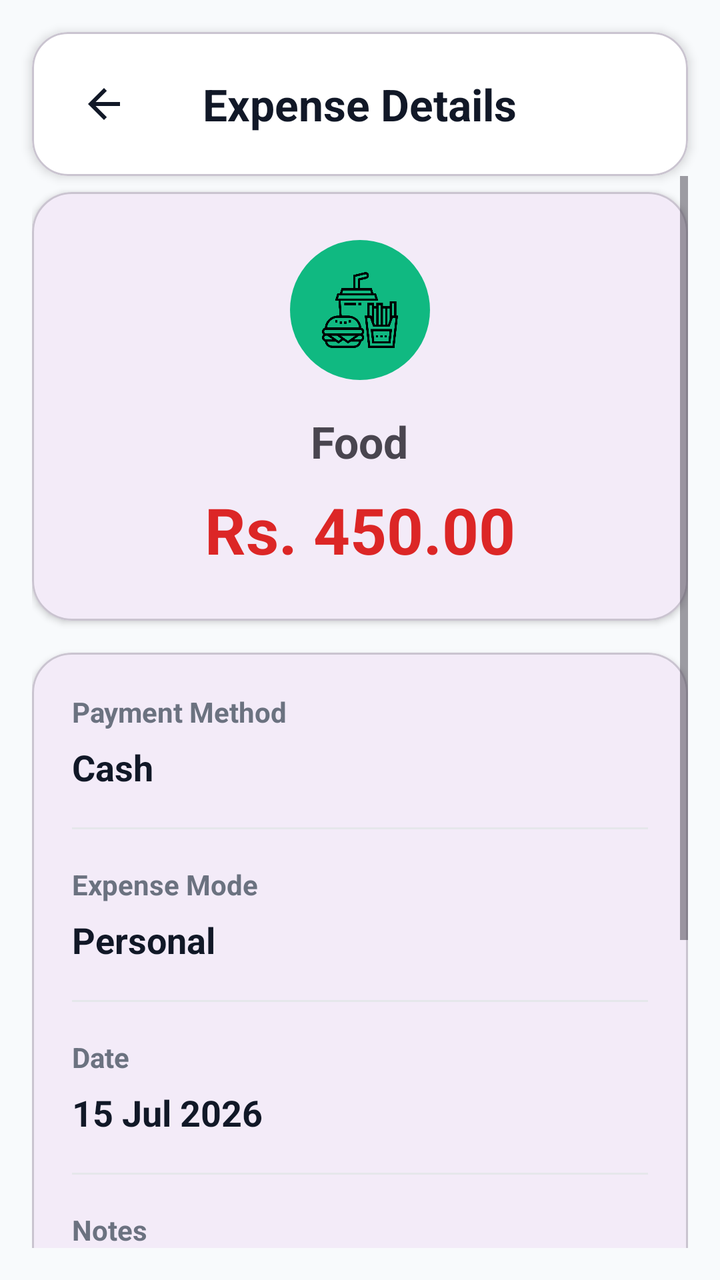
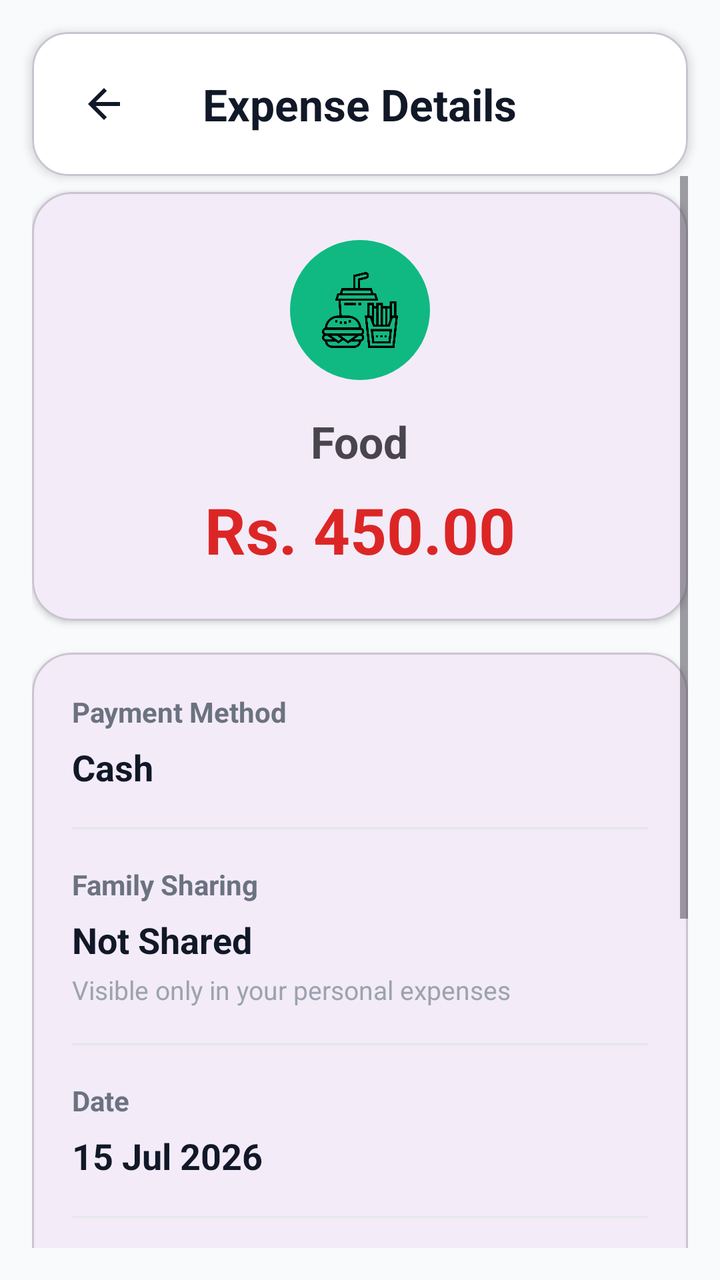

Two renders of the same Android screen: before a commit and after it. Below are the layout's source before the change and the commit's diff.
<!-- AndroidManifest.xml: application theme Theme.AIExpenseManagementApplication -->
<!-- res/layout/activity_expense_details.xml -->
<?xml version="1.0" encoding="utf-8"?>
<androidx.constraintlayout.widget.ConstraintLayout
    xmlns:android="http://schemas.android.com/apk/res/android"
    xmlns:app="http://schemas.android.com/apk/res-auto"
    xmlns:tools="http://schemas.android.com/tools"
    android:layout_width="match_parent"
    android:layout_height="match_parent"
    android:background="#F8FAFC"
    tools:context=".ui.expense.ExpenseDetailsActivity">

    <com.google.android.material.card.MaterialCardView
        android:id="@+id/topBar"
        android:layout_width="0dp"
        android:layout_height="72dp"
        android:layout_margin="16dp"
        app:cardBackgroundColor="#FFFFFF"
        app:cardCornerRadius="18dp"
        app:cardElevation="3dp"
        app:layout_constraintTop_toTopOf="parent"
        app:layout_constraintStart_toStartOf="parent"
        app:layout_constraintEnd_toEndOf="parent">

        <RelativeLayout
            android:layout_width="match_parent"
            android:layout_height="match_parent"
            android:paddingHorizontal="16dp">

            <ImageButton
                android:id="@+id/btnBack"
                android:layout_width="40dp"
                android:layout_height="40dp"
                android:layout_centerVertical="true"
                android:background="@android:color/transparent"
                android:src="@drawable/ic_back_arrow"/>

            <TextView
                android:layout_width="wrap_content"
                android:layout_height="wrap_content"
                android:layout_centerInParent="true"
                android:text="Expense Details"
                android:textStyle="bold"
                android:textSize="22sp"
                android:textColor="#111827"/>

        </RelativeLayout>

    </com.google.android.material.card.MaterialCardView>

    <ScrollView
        android:id="@+id/scrollView"
        android:layout_width="0dp"
        android:layout_height="0dp"
        android:fillViewport="true"
        android:layout_marginStart="16dp"
        android:layout_marginEnd="16dp"
        android:layout_marginBottom="16dp"
        app:layout_constraintTop_toBottomOf="@id/topBar"
        app:layout_constraintBottom_toBottomOf="parent"
        app:layout_constraintStart_toStartOf="parent"
        app:layout_constraintEnd_toEndOf="parent">

        <LinearLayout
            android:layout_width="match_parent"
            android:layout_height="wrap_content"
            android:orientation="vertical">
            <com.google.android.material.card.MaterialCardView
                android:layout_width="match_parent"
                android:layout_height="wrap_content"
                android:layout_marginTop="8dp"
                app:cardCornerRadius="20dp"
                app:cardElevation="2dp">

                <LinearLayout
                    android:layout_width="match_parent"
                    android:layout_height="wrap_content"
                    android:gravity="center"
                    android:orientation="vertical"
                    android:padding="24dp">

                    <ImageView
                        android:id="@+id/imgCategory"
                        android:layout_width="70dp"
                        android:layout_height="70dp"
                        android:src="@drawable/ic_food"
                        android:background="@drawable/circle_green"
                        android:padding="16dp"/>

                    <TextView
                        android:id="@+id/tvCategory"
                        android:layout_width="wrap_content"
                        android:layout_height="wrap_content"
                        android:layout_marginTop="16dp"
                        android:text="Food"
                        android:textSize="22sp"
                        android:textStyle="bold"/>

                    <TextView
                        android:id="@+id/tvAmount"
                        android:layout_width="wrap_content"
                        android:layout_height="wrap_content"
                        android:layout_marginTop="8dp"
                        android:text="Rs. 450.00"
                        android:textColor="#DC2626"
                        android:textSize="32sp"
                        android:textStyle="bold"/>

                </LinearLayout>

            </com.google.android.material.card.MaterialCardView>

            <com.google.android.material.card.MaterialCardView
                android:layout_width="match_parent"
                android:layout_height="wrap_content"
                android:layout_marginTop="16dp"
                app:cardCornerRadius="20dp"
                app:cardElevation="2dp">

                <LinearLayout
                    android:layout_width="match_parent"
                    android:layout_height="wrap_content"
                    android:orientation="vertical"
                    android:padding="20dp">

                    

                    <TextView
                        android:layout_width="wrap_content"
                        android:layout_height="wrap_content"
                        android:text="Payment Method"
                        android:textStyle="bold"
                        android:textColor="#6B7280"/>

                    <TextView
                        android:id="@+id/tvPaymentMethod"
                        android:layout_width="wrap_content"
                        android:layout_height="wrap_content"
                        android:layout_marginTop="6dp"
                        android:text="Cash"
                        android:textSize="18sp"
                        android:textStyle="bold"
                        android:textColor="#111827"/>

                    <View
                        android:layout_width="match_parent"
                        android:layout_height="1dp"
                        android:layout_marginTop="18dp"
                        android:background="#E5E7EB"/>

                    

                    <TextView
                        android:layout_width="wrap_content"
                        android:layout_height="wrap_content"
                        android:layout_marginTop="18dp"
                        android:text="Expense Mode"
                        android:textStyle="bold"
                        android:textColor="#6B7280"/>

                    <TextView
                        android:id="@+id/tvExpenseMode"
                        android:layout_width="wrap_content"
                        android:layout_height="wrap_content"
                        android:layout_marginTop="6dp"
                        android:text="Personal"
                        android:textSize="18sp"
                        android:textStyle="bold"
                        android:textColor="#111827"/>

                    <View
                        android:layout_width="match_parent"
                        android:layout_height="1dp"
                        android:layout_marginTop="18dp"
                        android:background="#E5E7EB"/>

                    

                    <TextView
                        android:layout_width="wrap_content"
                        android:layout_height="wrap_content"
                        android:layout_marginTop="18dp"
                        android:text="Date"
                        android:textStyle="bold"
                        android:textColor="#6B7280"/>

                    <TextView
                        android:id="@+id/tvDate"
                        android:layout_width="wrap_content"
                        android:layout_height="wrap_content"
                        android:layout_marginTop="6dp"
                        android:text="15 Jul 2026"
                        android:textSize="18sp"
                        android:textStyle="bold"
                        android:textColor="#111827"/>

                    <View
                        android:layout_width="match_parent"
                        android:layout_height="1dp"
                        android:layout_marginTop="18dp"
                        android:background="#E5E7EB"/>

                    

                    <TextView
                        android:layout_width="wrap_content"
                        android:layout_height="wrap_content"
                        android:layout_marginTop="18dp"
                        android:text="Notes"
                        android:textStyle="bold"
                        android:textColor="#6B7280"/>

                    <TextView
                        android:id="@+id/tvNotes"
                        android:layout_width="match_parent"
                        android:layout_height="wrap_content"
                        android:layout_marginTop="6dp"
                        android:text="Lunch with friends"
                        android:textColor="#111827"
                        android:textSize="16sp"/>

                </LinearLayout>

            </com.google.android.material.card.MaterialCardView>
            <LinearLayout
                android:layout_width="match_parent"
                android:layout_height="wrap_content"
                android:layout_marginTop="20dp"
                android:layout_marginBottom="24dp"
                android:orientation="vertical">

                <com.google.android.material.button.MaterialButton
                    android:id="@+id/btnEditExpense"
                    android:layout_width="match_parent"
                    android:layout_height="56dp"
                    android:text="Edit Expense"
                    android:textAllCaps="false"
                    android:textSize="16sp"
                    app:cornerRadius="16dp"
                    app:backgroundTint="#2563EB"
                    android:textColor="#FFFFFF"/>

                <com.google.android.material.button.MaterialButton
                    android:id="@+id/btnDeleteExpense"
                    android:layout_width="match_parent"
                    android:layout_height="56dp"
                    android:layout_marginTop="12dp"
                    android:text="Delete Expense"
                    android:textAllCaps="false"
                    android:textSize="16sp"
                    app:cornerRadius="16dp"
                    app:backgroundTint="#DC2626"
                    android:textColor="#FFFFFF"/>

            </LinearLayout>

        </LinearLayout>

    </ScrollView>



</androidx.constraintlayout.widget.ConstraintLayout>
<!-- resources referenced by this layout -->
<resources>
  <!-- drawable circle_green (drawable) -->
  <shape xmlns:android="http://schemas.android.com/apk/res/android">
      <solid android:color="#10B981"/>
      <corners android:radius="50dp"/>
  </shape>
  <!-- drawable ic_back_arrow (drawable) -->
  <vector xmlns:android="http://schemas.android.com/apk/res/android"
      android:width="24dp"
      android:height="24dp"
      android:viewportWidth="24"
      android:viewportHeight="24">
  
      <path
          android:fillColor="#111827"
          android:pathData="M20,11H7.83l5.59,-5.59L12,4l-8,8 8,8 1.41,-1.41L7.83,13H20v-2z" />
  
  </vector>
  <!-- drawable ic_food: png bitmap (drawable, 19223 bytes) -->
  <style name="Theme.AIExpenseManagementApplication" parent="Base.Theme.AIExpenseManagementApplication" />
  <style name="Base.Theme.AIExpenseManagementApplication" parent="Theme.Material3.DayNight.NoActionBar">
          
          
      </style>
</resources>

<!-- the commit's change to res/layout/activity_expense_details.xml (unified diff, before → after) -->
@@ -146,25 +146,35 @@
                         android:layout_marginTop="18dp"
                         android:background="#E5E7EB"/>
 
-                    
-
-                    <TextView
-                        android:layout_width="wrap_content"
-                        android:layout_height="wrap_content"
-                        android:layout_marginTop="18dp"
-                        android:text="Expense Mode"
-                        android:textStyle="bold"
-                        android:textColor="#6B7280"/>
-
-                    <TextView
-                        android:id="@+id/tvExpenseMode"
-                        android:layout_width="wrap_content"
-                        android:layout_height="wrap_content"
-                        android:layout_marginTop="6dp"
-                        android:text="Personal"
+
+                    
+
+                    <TextView
+                        android:layout_width="wrap_content"
+                        android:layout_height="wrap_content"
+                        android:layout_marginTop="18dp"
+                        android:text="Family Sharing"
+                        android:textStyle="bold"
+                        android:textColor="#6B7280"/>
+
+                    <TextView
+                        android:id="@+id/tvFamilySharing"
+                        android:layout_width="wrap_content"
+                        android:layout_height="wrap_content"
+                        android:layout_marginTop="6dp"
+                        android:text="Not Shared"
                         android:textSize="18sp"
                         android:textStyle="bold"
                         android:textColor="#111827"/>
+
+                    <TextView
+                        android:id="@+id/tvFamilySharingHint"
+                        android:layout_width="wrap_content"
+                        android:layout_height="wrap_content"
+                        android:layout_marginTop="4dp"
+                        android:text="Visible only in your personal expenses"
+                        android:textSize="13sp"
+                        android:textColor="#9CA3AF"/>
 
                     <View
                         android:layout_width="match_parent"
